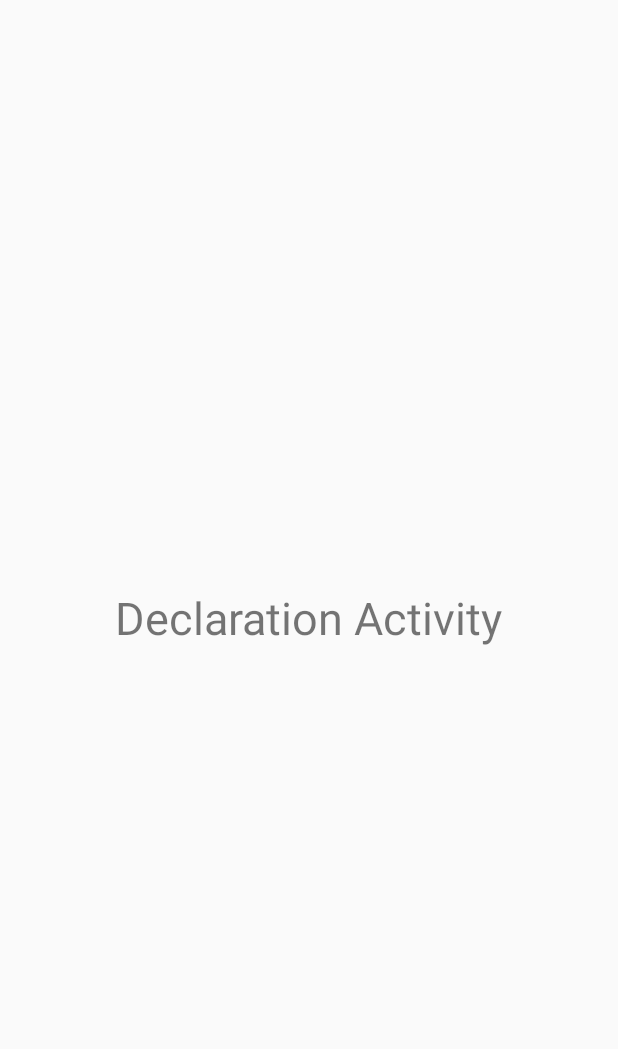
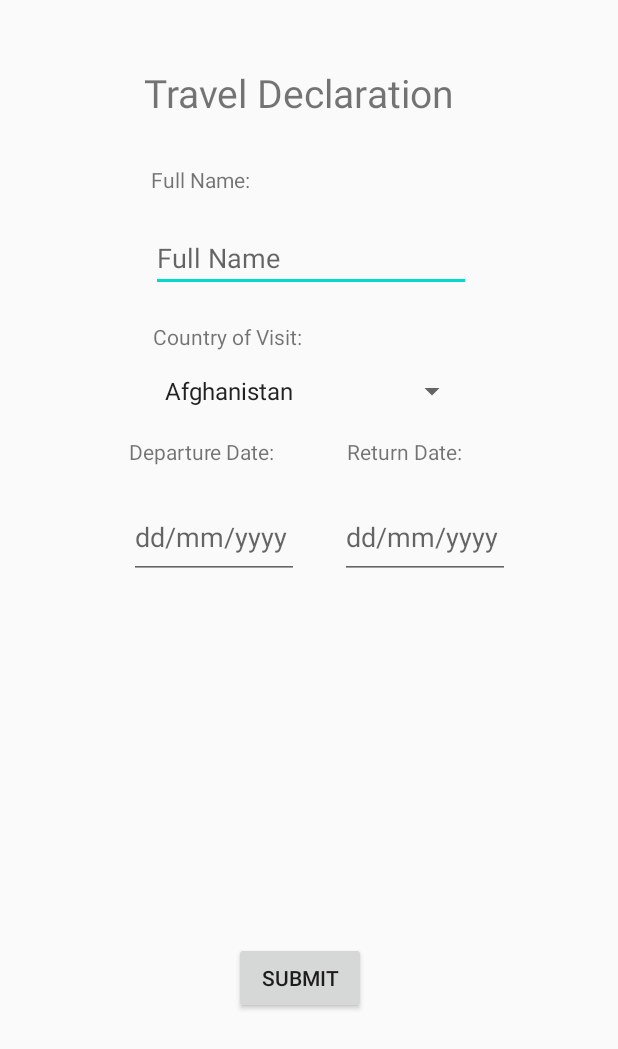
Before and after one commit to g-erm/DSTA-CODE_EXP-2020, an Android app: the DeclarationActivity screen opened directly, with no data from a screen before it, on a phone screen of 412 x 824 dp. Shown: the top 1049 px of the screen. Run offline under Robolectric (Android 15) with nearby library versions, the phone set to English and light mode, and no system bars.

Commit message:
Declaration page and form done up

```diff
--- a/app/src/main/java/com/example/powerpuffgirls/DeclarationActivity.java
+++ b/app/src/main/java/com/example/powerpuffgirls/DeclarationActivity.java
@@ -3,12 +3,41 @@ package com.example.powerpuffgirls;
 import androidx.appcompat.app.AppCompatActivity;
 
 import android.os.Bundle;
+import android.view.View;
+import android.widget.ArrayAdapter;
+import android.widget.Button;
+import android.widget.EditText;
+import android.widget.Spinner;
 
 public class DeclarationActivity extends AppCompatActivity {
+
+    private Spinner countryChoices;
 
     @Override
     protected void onCreate(Bundle savedInstanceState) {
         super.onCreate(savedInstanceState);
         setContentView(R.layout.activity_declaration);
+
+        countryChoices = findViewById(R.id.country);
+
+        final String[] countries = getResources().getStringArray(R.array.country_choices);
+        final ArrayAdapter adapter = new ArrayAdapter(this,
+                android.R.layout.simple_spinner_item, countries);
+        adapter.setDropDownViewResource(android.R.layout.simple_spinner_dropdown_item);
+        countryChoices.setAdapter(adapter);
+
+        Button submit = (Button) findViewById(R.id.submit);
+        final EditText name = (EditText) findViewById(R.id.fullname);
+        final EditText departure = (EditText) findViewById(R.id.departure);
+        final EditText returnDate = (EditText) findViewById(R.id.returnDate);
+        submit.setOnClickListener(new View.OnClickListener() {
+            @Override
+            public void onClick(View v) {
+                name.setText("");
+                departure.setText("");
+                returnDate.setText("");
+                countryChoices.setAdapter(adapter);
+            }
+        });
     }
 }
--- a/app/src/main/res/layout/activity_declaration.xml
+++ b/app/src/main/res/layout/activity_declaration.xml
@@ -1,17 +1,135 @@
 <?xml version="1.0" encoding="utf-8"?>
-<RelativeLayout xmlns:android="http://schemas.android.com/apk/res/android"
+<androidx.constraintlayout.widget.ConstraintLayout xmlns:android="http://schemas.android.com/apk/res/android"
     xmlns:app="http://schemas.android.com/apk/res-auto"
     xmlns:tools="http://schemas.android.com/tools"
     android:layout_width="match_parent"
     android:layout_height="match_parent"
-    tools:context=".DeclarationActivity">
+    tools:context=".MainActivity">
+
+    <EditText
+        android:id="@+id/fullname"
+        android:layout_width="wrap_content"
+        android:layout_height="wrap_content"
+        android:layout_marginTop="20dp"
+        android:layout_marginEnd="101dp"
+        android:layout_marginRight="101dp"
+        android:ems="10"
+        android:hint="Full Name"
+        android:inputType="textPersonName"
+        app:layout_constraintEnd_toEndOf="parent"
+        app:layout_constraintHorizontal_bias="0.0"
+        app:layout_constraintStart_toStartOf="@+id/fullNameText"
+        app:layout_constraintTop_toBottomOf="@+id/fullNameText" />
+
+    <Button
+        android:id="@+id/submit"
+        android:layout_width="wrap_content"
+        android:layout_height="wrap_content"
+        android:layout_marginStart="156dp"
+        android:layout_marginLeft="156dp"
+        android:layout_marginBottom="148dp"
+        android:text="Submit"
+        app:layout_constraintBottom_toBottomOf="parent"
+        app:layout_constraintStart_toStartOf="parent" />
+
+    <Spinner
+        android:id="@+id/country"
+        android:layout_width="210dp"
+        android:layout_height="45dp"
+        android:layout_marginTop="4dp"
+        app:layout_constraintStart_toStartOf="@+id/countryText"
+        app:layout_constraintTop_toBottomOf="@+id/countryText" />
 
     <TextView
+        android:id="@+id/returnText"
         android:layout_width="wrap_content"
         android:layout_height="wrap_content"
-        android:text="Declaration Activity"
-        android:layout_centerVertical="true"
-        android:layout_centerHorizontal="true"
-        android:textSize="30sp"/>
+        android:layout_marginTop="8dp"
+        android:layout_marginEnd="104dp"
+        android:layout_marginRight="104dp"
+        android:text="Return Date:"
+        app:layout_constraintEnd_toEndOf="parent"
+        app:layout_constraintTop_toBottomOf="@+id/country" />
 
-</RelativeLayout>
+    <TextView
+        android:id="@+id/departureText"
+        android:layout_width="wrap_content"
+        android:layout_height="wrap_content"
+        android:layout_marginTop="8dp"
+        android:layout_marginEnd="48dp"
+        android:layout_marginRight="48dp"
+        android:text="Departure Date:"
+        app:layout_constraintEnd_toStartOf="@+id/returnText"
+        app:layout_constraintTop_toBottomOf="@+id/country" />
+
+    <TextView
+        android:id="@+id/countryText"
+        android:layout_width="wrap_content"
+        android:layout_height="wrap_content"
+        android:layout_marginStart="102dp"
+        android:layout_marginLeft="102dp"
+        android:layout_marginTop="20dp"
+        android:layout_marginEnd="209dp"
+        android:layout_marginRight="209dp"
+        android:text="Country of Visit:"
+        app:layout_constraintEnd_toEndOf="parent"
+        app:layout_constraintHorizontal_bias="0.0"
+        app:layout_constraintStart_toStartOf="parent"
+        app:layout_constraintTop_toBottomOf="@+id/fullname" />
+
+    <TextView
+        android:id="@+id/fullNameText"
+        android:layout_width="wrap_content"
+        android:layout_height="wrap_content"
+        android:layout_marginStart="100dp"
+        android:layout_marginLeft="100dp"
+        android:layout_marginTop="28dp"
+        android:layout_marginEnd="245dp"
+        android:layout_marginRight="245dp"
+        android:text="Full Name:"
+        app:layout_constraintEnd_toEndOf="parent"
+        app:layout_constraintHorizontal_bias="1.0"
+        app:layout_constraintStart_toStartOf="parent"
+        app:layout_constraintTop_toBottomOf="@+id/heading" />
+
+    <EditText
+        android:id="@+id/departure"
+        android:layout_width="113dp"
+        android:layout_height="55dp"
+        android:layout_marginTop="20dp"
+        android:ems="10"
+        android:hint="dd/mm/yyyy"
+        android:inputType="date"
+        app:layout_constraintEnd_toStartOf="@+id/returnDate"
+        app:layout_constraintHorizontal_bias="0.0"
+        app:layout_constraintStart_toStartOf="@+id/departureText"
+        app:layout_constraintTop_toBottomOf="@+id/departureText" />
+
+    <EditText
+        android:id="@+id/returnDate"
+        android:layout_width="113dp"
+        android:layout_height="55dp"
+        android:layout_marginTop="20dp"
+        android:layout_marginEnd="72dp"
+        android:layout_marginRight="72dp"
+        android:ems="10"
+        android:hint="dd/mm/yyyy"
+        android:inputType="date"
+        app:layout_constraintEnd_toEndOf="parent"
+        app:layout_constraintHorizontal_bias="1.0"
+        app:layout_constraintStart_toStartOf="@+id/returnText"
+        app:layout_constraintTop_toBottomOf="@+id/returnText" />
+
+    <TextView
+        android:id="@+id/heading"
+        android:layout_width="213dp"
+        android:layout_height="38dp"
+        android:layout_marginStart="96dp"
+        android:layout_marginLeft="96dp"
+        android:layout_marginTop="44dp"
+        android:text="Travel Declaration"
+        android:textSize="26dp"
+        app:layout_constraintStart_toStartOf="parent"
+        app:layout_constraintTop_toTopOf="parent" />
+
+</androidx.constraintlayout.widget.ConstraintLayout>
--- /dev/null
+++ b/app/src/main/res/values/country_choices.xml
@@ -0,0 +1,202 @@
+<?xml version="1.0" encoding="utf-8"?>
+<resources>
+    <string-array name="country_choices">
+        <item>Afghanistan</item>
+        <item>Albania</item>
+        <item>Algeria</item>
+        <item>Andorra</item>
+        <item>Angola</item>
+        <item>Antigua and Deps</item>
+        <item>Argentina</item>
+        <item>Armenia</item>
+        <item>Australia</item>
+        <item>Austria</item>
+        <item>Azerbaijan</item>
+        <item>Bahamas</item>
+        <item>Bahrain</item>
+        <item>Bangladesh</item>
+        <item>Barbados</item>
+        <item>Belarus</item>
+        <item>Belgium</item>
+        <item>Belize</item>
+        <item>Benin</item>
+        <item>Bhutan</item>
+        <item>Bolivia</item>
+        <item>Bosnia Herzegovina</item>
+        <item>Botswana</item>
+        <item>Brazil</item>
+        <item>Brunei</item>
+        <item>Bulgaria</item>
+        <item>Burkina</item>
+        <item>Burundi</item>
+        <item>Cambodia</item>
+        <item>Cameroon</item>
+        <item>Canada</item>
+        <item>Cape Verde</item>
+        <item>Central African Rep</item>
+        <item>Chad</item>
+        <item>Chile</item>
+        <item>China</item>
+        <item>Colombia</item>
+        <item>Comoros</item>
+        <item>Congo</item>
+        <item>Congo {Democratic Rep}</item>
+        <item>Costa Rica</item>
+        <item>Croatia</item>
+        <item>Cuba</item>
+        <item>Cyprus</item>
+        <item>Czech Republic</item>
+        <item>Denmark</item>
+        <item>Djibouti</item>
+        <item>Dominica</item>
+        <item>Dominican Republic</item>
+        <item>East Timor</item>
+        <item>Ecuador</item>
+        <item>Egypt</item>
+        <item>El Salvador</item>
+        <item>Equatorial Guinea</item>
+        <item>Eritrea</item>
+        <item>Estonia</item>
+        <item>Ethiopia</item>
+        <item>Fiji</item>
+        <item>Finland</item>
+        <item>France</item>
+        <item>Gabon</item>
+        <item>Gambia</item>
+        <item>Georgia</item>
+        <item>Germany</item>
+        <item>Ghana</item>
+        <item>Greece</item>
+        <item>Grenada</item>
+        <item>Guatemala</item>
+        <item>Guinea</item>
+        <item>Guinea-Bissau</item>
+        <item>Guyana</item>
+        <item>Haiti</item>
+        <item>Honduras</item>
+        <item>Hungary</item>
+        <item>Iceland</item>
+        <item>India</item>
+        <item>Indonesia</item>
+        <item>Iran</item>
+        <item>Iraq</item>
+        <item>Ireland {Republic}</item>
+        <item>Israel</item>
+        <item>Italy</item>
+        <item>Ivory Coast</item>
+        <item>Jamaica</item>
+        <item>Japan</item>
+        <item>Jordan</item>
+        <item>Kazakhstan</item>
+        <item>Kenya</item>
+        <item>Kiribati</item>
+        <item>Korea North</item>
+        <item>Korea South</item>
+        <item>Kosovo</item>
+        <item>Kuwait</item>
+        <item>Kyrgyzstan</item>
+        <item>Laos</item>
+        <item>Latvia</item>
+        <item>Lebanon</item>
+        <item>Lesotho</item>
+        <item>Liberia</item>
+        <item>Libya</item>
+        <item>Liechtenstein</item>
+        <item>Lithuania</item>
+        <item>Luxembourg</item>
+        <item>Macedonia</item>
+        <item>Madagascar</item>
+        <item>Malawi</item>
+        <item>Malaysia</item>
+        <item>Maldives</item>
+        <item>Mali</item>
+        <item>Malta</item>
+        <item>Marshall Islands</item>
+        <item>Mauritania</item>
+        <item>Mauritius</item>
+        <item>Mexico</item>
+        <item>Micronesia</item>
+        <item>Moldova</item>
+        <item>Monaco</item>
+        <item>Mongolia</item>
+        <item>Montenegro</item>
+        <item>Morocco</item>
+        <item>Mozambique</item>
+        <item>Myanmar, {Burma}</item>
+        <item>Namibia</item>
+        <item>Nauru</item>
+        <item>Nepal</item>
+        <item>Netherlands</item>
+        <item>New Zealand</item>
+        <item>Nicaragua</item>
+        <item>Niger</item>
+        <item>Nigeria</item>
+        <item>Norway</item>
+        <item>Oman</item>
+        <item>Pakistan</item>
+        <item>Palau</item>
+        <item>Panama</item>
+        <item>Papua New Guinea</item>
+        <item>Paraguay</item>
+        <item>Peru</item>
+        <item>Philippines</item>
+        <item>Poland</item>
+        <item>Portugal</item>
+        <item>Qatar</item>
+        <item>Romania</item>
+        <item>Russian Federation</item>
+        <item>Rwanda</item>
+        <item>St Kitts and Nevis</item>
+        <item>St Lucia</item>
+        <item>Saint Vincent and the Grenadines</item>
+        <item>Samoa</item>
+        <item>San Marino</item>
+        <item>Sao Tome and Principe</item>
+        <item>Saudi Arabia</item>
+        <item>Senegal</item>
+        <item>Serbia</item>
+        <item>Seychelles</item>
+        <item>Sierra Leone</item>
+        <item>Singapore</item>
+        <item>Slovakia</item>
+        <item>Slovenia</item>
+        <item>Solomon Islands</item>
+        <item>Somalia</item>
+        <item>South Africa</item>
+        <item>South Sudan</item>
+        <item>Spain</item>
+        <item>Sri Lanka</item>
+        <item>Sudan</item>
+        <item>Suriname</item>
+        <item>Swaziland</item>
+        <item>Sweden</item>
+        <item>Switzerland</item>
+        <item>Syria</item>
+        <item>Taiwan</item>
+        <item>Tajikistan</item>
+        <item>Tanzania</item>
+        <item>Thailand</item>
+        <item>Togo</item>
+        <item>Tonga</item>
+        <item>Trinidad and Tobago</item>
+        <item>Tunisia</item>
+        <item>Turkey</item>
+        <item>Turkmenistan</item>
+        <item>Tuvalu</item>
+        <item>Uganda</item>
+        <item>Ukraine</item>
+        <item>United Arab Emirates</item>
+        <item>United Kingdom</item>
+        <item>United States</item>
+        <item>Uruguay</item>
+        <item>Uzbekistan</item>
+        <item>Vanuatu</item>
+        <item>Vatican City</item>
+        <item>Venezuela</item>
+        <item>Vietnam</item>
+        <item>Yemen</item>
+        <item>Zambia</item>
+        <item>Zimbabwe</item>
+    </string-array>
+
+</resources>
```
